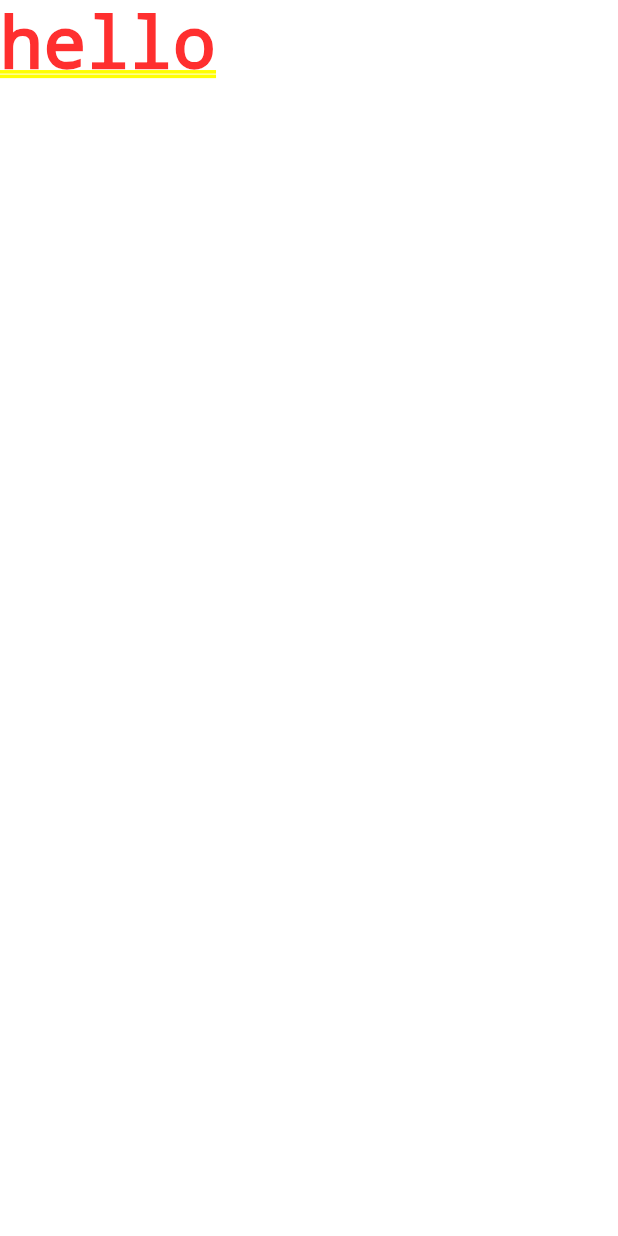
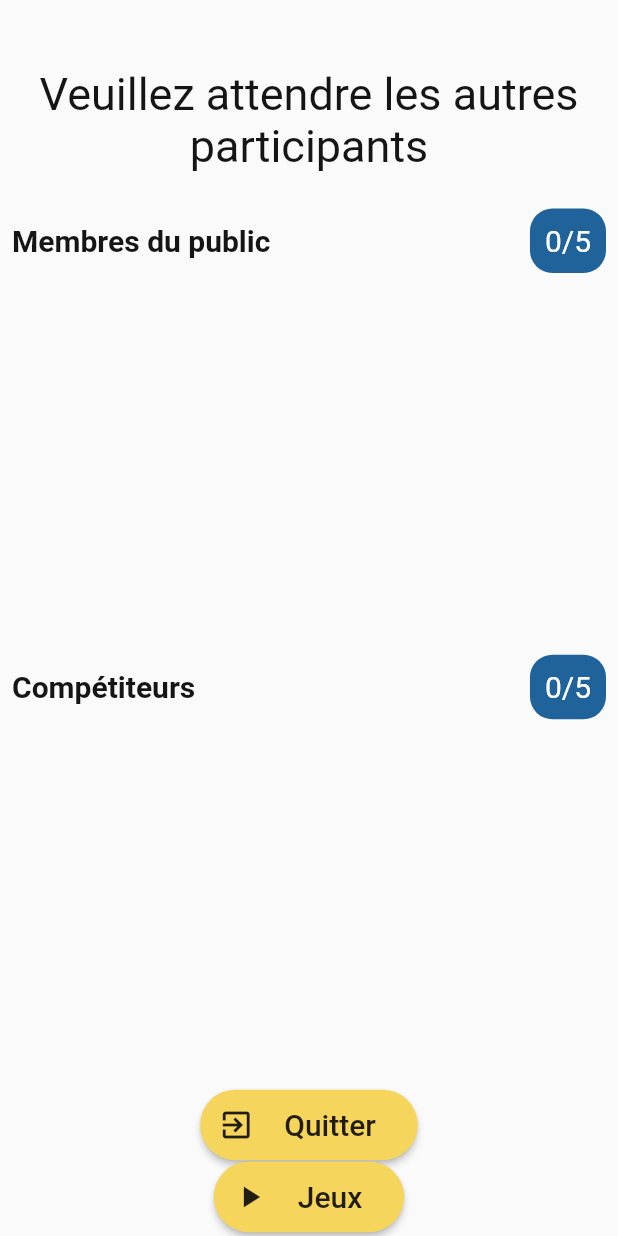
Before and after one commit to Betsara-MARCELLIN/the_poll_party, a Flutter app: the screen it shows after launch, after a tap on "Rejoindre la partie", on a phone screen of 412 x 824 dp. Run offline on Flutter 3.47's test engine with Material 2 defaults, Android fonts, the light colour scheme and no system bars; our stand-ins replace socket_io_client; network calls fail.

Commit message:
#15 display waitingroom according to connected players to the room

```diff
--- a/front_mobile/the_poll_party_mobile/lib/components/myTextField.dart
+++ b/front_mobile/the_poll_party_mobile/lib/components/myTextField.dart
@@ -25,11 +25,11 @@ class MyTextField extends StatelessWidget {
         filled: true,
         hintText: _hintText,
         enabledBorder: OutlineInputBorder(
-          borderRadius: BorderRadius.all(Radius.circular(15.0)),
+          borderRadius: roundedBorder,
           borderSide: BorderSide(color: lightBlack, width: 2),
         ),
         focusedBorder: OutlineInputBorder(
-          borderRadius: BorderRadius.all(Radius.circular(15.0)),
+          borderRadius: roundedBorder,
           borderSide: BorderSide(color: accentColor, width: 2),
         ),
       ),
--- a/front_mobile/the_poll_party_mobile/lib/main.dart
+++ b/front_mobile/the_poll_party_mobile/lib/main.dart
@@ -4,11 +4,15 @@ import 'package:the_poll_party_mobile/pages/roomPage.dart';
 import 'package:provider/provider.dart';
 import 'package:the_poll_party_mobile/pages/waitingRoomPage.dart';
 import 'package:the_poll_party_mobile/providers/roomProvider.dart';
+import 'package:the_poll_party_mobile/providers/socketConnectionProvider.dart';
 
 void main() {
   runApp(MultiProvider(providers: [
     ChangeNotifierProvider(
       create: (_) => RoomProvider(),
+    ),
+    ChangeNotifierProvider(
+      create: (_) => SocketConnectionProvider(),
     )
   ], child: MyApp()));
 }
@@ -26,7 +30,7 @@ class MyApp extends StatelessWidget {
         routes: {
           '/room': (context) => RoomPage(),
           '/game': (context) => GamePage(),
-          '/waiting-room': (context) => WaitinRoomPage()
+          '/waiting-room': (context) => WaitingRoomPage()
         });
   }
 }
--- /dev/null
+++ b/front_mobile/the_poll_party_mobile/lib/models/player.dart
@@ -0,0 +1,17 @@
+class Competitor {
+  final String id;
+  final String name;
+  final String room;
+  final int score;
+
+  Competitor(this.id, this.name, this.room, this.score);
+
+  Competitor.fromJson(Map<String, dynamic> json)
+      : id = json['id'],
+        name = json['name'],
+        room = json['room'],
+        score = json['score'];
+
+  Map<String, dynamic> toJson() =>
+      {"id": id, "name": name, "room": room, "score": score};
+}
--- /dev/null
+++ b/front_mobile/the_poll_party_mobile/lib/models/public.dart
@@ -0,0 +1,14 @@
+class Public {
+  final String id;
+  final String name;
+  final String room;
+
+  Public(this.id, this.name, this.room);
+
+  Public.fromJson(Map<String, dynamic> json)
+      : id = json['id'],
+        name = json['name'],
+        room = json['room'];
+
+  Map<String, dynamic> toJson() => {"id": id, "name": name, "room": room};
+}
--- a/front_mobile/the_poll_party_mobile/lib/pages/waitingRoomPage.dart
+++ b/front_mobile/the_poll_party_mobile/lib/pages/waitingRoomPage.dart
@@ -1,17 +1,146 @@
 import 'package:flutter/material.dart';
+import 'package:provider/provider.dart';
+import 'package:the_poll_party_mobile/components/myIconButton.dart';
+import 'package:the_poll_party_mobile/providers/roomProvider.dart';
+import 'package:the_poll_party_mobile/providers/socketConnectionProvider.dart';
+import 'package:the_poll_party_mobile/styles/Colors.dart';
+import 'package:the_poll_party_mobile/styles/Shapes.dart';
 
-class WaitinRoomPage extends StatefulWidget {
-  WaitinRoomPage({Key key}) : super(key: key);
+class WaitingRoomPage extends StatefulWidget {
+  WaitingRoomPage({Key key}) : super(key: key);
 
   @override
-  _WaitinRoomPageState createState() => _WaitinRoomPageState();
+  _WaitingRoomPageState createState() => _WaitingRoomPageState();
 }
 
-class _WaitinRoomPageState extends State<WaitinRoomPage> {
+class _WaitingRoomPageState extends State<WaitingRoomPage> {
+  @override
+  void initState() {
+    super.initState();
+    var roomId = Provider.of<RoomProvider>(context, listen: false).getRoomId;
+    var playerName =
+        Provider.of<RoomProvider>(context, listen: false).getPlayerName;
+    Provider.of<SocketConnectionProvider>(context, listen: false)
+        .connectToServer(roomId, playerName);
+  }
+
+  @override
+  Widget build(BuildContext context) {
+    return Scaffold(
+      body: Column(
+        children: [
+          Padding(
+            padding: const EdgeInsets.all(16.0).copyWith(top: 45),
+            child: Text(
+              "Veuillez attendre les autres participants",
+              style: TextStyle(fontSize: titleTextSize, color: lightBlack),
+              textAlign: TextAlign.center,
+            ),
+          ),
+          WaitingPlayerHolder(
+              title: "Membres du public",
+              players:
+                  Provider.of<SocketConnectionProvider>(context, listen: true)
+                      .getPublics),
+          WaitingPlayerHolder(
+              title: "Compétiteurs",
+              players:
+                  Provider.of<SocketConnectionProvider>(context, listen: true)
+                      .getCompetitors),
+          MyIconButton(
+              callback: () => {
+                    Provider.of<SocketConnectionProvider>(context,
+                            listen: false)
+                        .disconnect(),
+                    Navigator.pop(context)
+                  },
+              text: "Quitter",
+              icon: Icons.exit_to_app),
+          MyIconButton(
+              callback: () => {Navigator.pushNamed(context, '/game')},
+              text: "Jeux",
+              icon: Icons.play_arrow)
+        ],
+      ),
+    );
+  }
+}
+
+class WaitingPlayerHolder extends StatelessWidget {
+  WaitingPlayerHolder({Key key, @required String title, @required List players})
+      : _title = title,
+        _players = players,
+        super(key: key);
+  final String _title;
+  final List _players;
+
+  @override
+  Widget build(BuildContext context) {
+    return Padding(
+      padding: const EdgeInsets.all(8.0),
+      child: Column(
+        children: [
+          Row(mainAxisAlignment: MainAxisAlignment.spaceBetween, children: [
+            Text(
+              _title,
+              style: TextStyle(
+                  fontSize: normalTextSize,
+                  color: lightBlack,
+                  fontWeight: FontWeight.bold),
+            ),
+            Container(
+              child: Text(
+                "${_players.length}/5",
+                style: TextStyle(fontSize: normalTextSize, color: Colors.white),
+              ),
+              decoration: BoxDecoration(
+                  color: secondaryColor, borderRadius: roundedBorder),
+              padding: EdgeInsets.all(10),
+            ),
+          ]),
+          Padding(
+            padding: const EdgeInsets.only(top: 8.0, bottom: 8.0),
+            child: SizedBox(
+              height: MediaQuery.of(context).size.height * 0.27,
+              child: ListView.separated(
+                padding: EdgeInsets.zero,
+                shrinkWrap: true,
+                itemCount: _players.length,
+                separatorBuilder: (BuildContext context, int index) => SizedBox(
+                  height: 6,
+                ),
+                itemBuilder: (BuildContext context, int index) {
+                  return PlayerElement(player: _players[index].name);
+                },
+              ),
+            ),
+          ),
+        ],
+      ),
+    );
+  }
+}
+
+class PlayerElement extends StatelessWidget {
+  const PlayerElement({
+    Key key,
+    @required String player,
+  })  : _player = player,
+        super(key: key);
+
+  final String _player;
+
   @override
   Widget build(BuildContext context) {
     return Container(
-      child: Text("hello"),
+      child: Text(
+        _player,
+        textAlign: TextAlign.center,
+        style: TextStyle(fontSize: normalTextSize, color: Colors.white),
+      ),
+      decoration:
+          BoxDecoration(color: secondaryColor, borderRadius: roundedBorder),
+      padding: EdgeInsets.all(10),
     );
   }
 }
--- /dev/null
+++ b/front_mobile/the_poll_party_mobile/lib/providers/socketConnectionProvider.dart
@@ -0,0 +1,77 @@
+import 'dart:convert';
+
+import 'package:flutter/foundation.dart';
+import 'package:socket_io_client/socket_io_client.dart';
+import 'package:the_poll_party_mobile/models/player.dart';
+import 'package:the_poll_party_mobile/models/public.dart';
+
+class SocketConnectionProvider extends ChangeNotifier {
+  Socket socket;
+  List<Public> publics = [];
+  List<Competitor> competitors = [];
+  List<String> questions = [];
+
+  List<Public> get getPublics => publics;
+  List<Competitor> get getCompetitors => competitors;
+  List<String> get getQuestions => questions;
+
+  void connectToServer(String roomId, String playerName) {
+    try {
+      // TODO change socket.io server when deploied
+      // Configure socket transports must be sepecified
+      socket = io('http://192.168.43.156:3000', <String, dynamic>{
+        'transports': ['websocket'],
+        'autoConnect': false,
+      });
+
+      // Connect to websocket
+      socket.connect();
+
+      // Handle socket events
+      socket.on('connect', (_) {
+        print('connect: ${socket.id}');
+        socket.on('addQuestions', (_) => _handleQuestions(_));
+        socket.on('partyConnections', (_) => _handleConnections(_));
+      });
+
+      // Join room
+      _enterRoom(roomId, playerName);
+    } catch (e) {
+      print(e.toString());
+    }
+  }
+
+  void _enterRoom(String roomId, String playerName) {
+    print("Joining: " + roomId);
+    socket.emit("joinRoom", {'playerName': playerName, 'roomId': roomId});
+  }
+
+  void disconnect() {
+    socket.disconnect();
+  }
+
+  // Send a Message to the server
+  sendAnswer(String answer) {
+    print(answer);
+    socket.emit("responses", answer);
+  }
+
+  // Listen to all question events from public
+  void _handleQuestions(Map<String, dynamic> data) {
+    print(data['question']);
+    print("Question length: ${questions.length}");
+    questions.add(data['question'].toString());
+    notifyListeners();
+  }
+
+  // Listen to party connection events
+  void _handleConnections(Map<String, dynamic> data) {
+    print("CONNECTION DETECTED");
+    print(data);
+    competitors = (data['competitors'] as List)
+        .map((e) => Competitor.fromJson(e))
+        .toList();
+    publics = (data['publics'] as List).map((e) => Public.fromJson(e)).toList();
+    notifyListeners();
+  }
+}
--- a/front_mobile/the_poll_party_mobile/lib/styles/Shapes.dart
+++ b/front_mobile/the_poll_party_mobile/lib/styles/Shapes.dart
@@ -1 +1,7 @@
+import 'package:flutter/material.dart';
+
 const normalTextSize = 20.0;
+const titleTextSize = 30.0;
+
+const roundedBorder = BorderRadius.all(Radius.circular(15));
+const circularedBorder = BorderRadius.all(Radius.circular(30));
```
Also changed, not shown: front_mobile/the_poll_party_mobile/lib/pages/gamePage.dart (+8 -49 lines), 3 other files.
